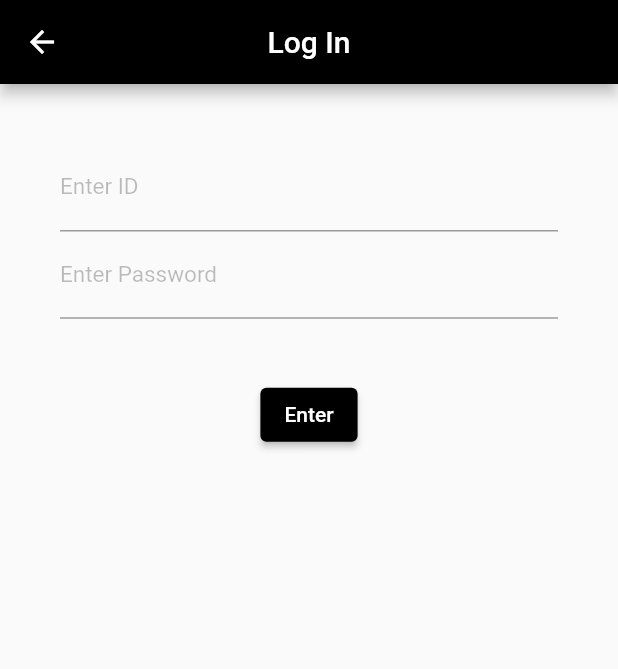
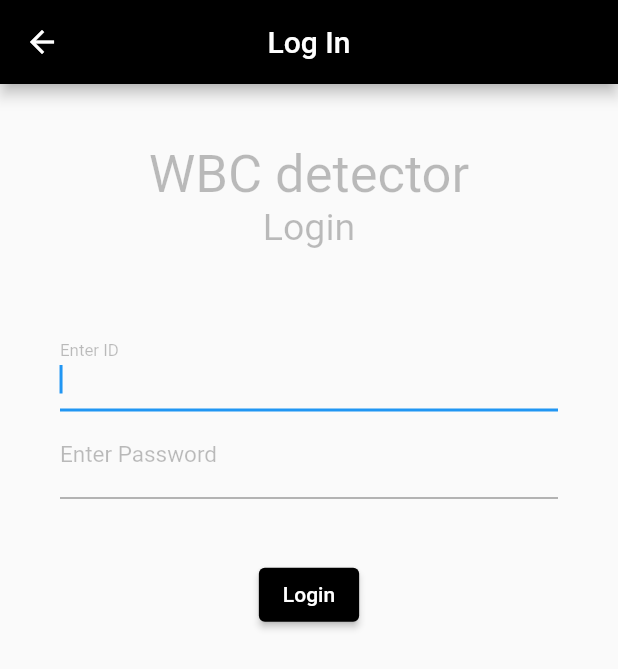
Before and after one commit to rkdehdgns1230/AppPackagingExample, a Flutter app: the screen it shows after launch, after a tap on "LOGIN", on a phone screen of 412 x 824 dp. Shown: the top 669 px of the screen. Run offline on Flutter 3.47's test engine with Material 2 defaults, Android fonts, the light colour scheme and no system bars.

Commit message:
Merge branch 'main' of https://github.com/rkdehdgns1230/AppPackagingExample into master

```diff
--- a/lib/loginPage.dart
+++ /dev/null
@@ -1,122 +0,0 @@
-import 'package:flutter/material.dart';
-import 'package:flutter/services.dart';
-import 'main.dart';
-
-class LogInPage extends StatefulWidget {
-  @override
-  State<LogInPage> createState() => _LogInPageState();
-}
-
-class _LogInPageState extends State<LogInPage> {
-  TextEditingController controller1 = TextEditingController();
-  TextEditingController controller2 = TextEditingController();
-
-  @override
-  Widget build(BuildContext context) {
-    return Scaffold(
-      appBar: AppBar(
-        title: Text('Log In'),
-        backgroundColor: Colors.black,
-        centerTitle: true,
-      ),
-      // 여러 개의 TextField widget의 서식 관리를 위한 widget
-      body: Builder(builder: (ctx) {
-        return SingleChildScrollView(
-          child: Form(
-            child: Theme(
-              data: ThemeData(
-                primaryColor: Colors.black26,
-                inputDecorationTheme: InputDecorationTheme(
-                    labelStyle: TextStyle(
-                  color: Colors.black26,
-                  fontSize: 15.0,
-                )),
-              ),
-              child: Container(
-                padding: EdgeInsets.all(40.0),
-                child: Column(
-                  mainAxisAlignment: MainAxisAlignment.center,
-                  children: [
-                    TextField(
-                      controller: controller1,
-                      decoration: InputDecoration(
-                        labelText: "Enter ID",
-                      ),
-                      keyboardType: TextInputType.emailAddress,
-                    ),
-                    TextField(
-                      controller: controller2,
-                      decoration: InputDecoration(
-                        labelText: "Enter Password",
-                      ),
-                      keyboardType: TextInputType.emailAddress,
-                    ),
-                    SizedBox(
-                      height: 40.0,
-                    ),
-                    ButtonTheme(
-                        minWidth: 100.0,
-                        height: 50.0,
-                        child: ElevatedButton(
-                          style: ElevatedButton.styleFrom(
-                            primary: Colors.black,
-                          ),
-                          child: Text('Enter'),
-                          onPressed: () {
-                            if (controller1.text == 'rkdehdgns1230' &&
-                                controller2.text == 'fdc114') {
-                              Navigator.push(
-                                context,
-                                MaterialPageRoute(
-                                  builder: (BuildContext context) => MainPage(),
-                                ),
-                              );
-                            } else if (controller1.text == 'rkdehdgns1230') {
-                              showSnackBar3(ctx);
-                            } else if (controller2.text == 'fdc114') {
-                              showSnackBar2(ctx);
-                            } else {
-                              showSnackBar1(ctx);
-                            }
-                          },
-                        ))
-                  ],
-                ),
-              ),
-            ),
-          ),
-        );
-      }),
-    );
-  }
-}
-
-void showSnackBar1(BuildContext ctx){
-  ScaffoldMessenger.of(ctx).showSnackBar(
-    SnackBar(
-      content: Text('Please check your ID and PW'),
-      duration: Duration(seconds: 2),
-      backgroundColor: Colors.blue,
-    )
-  );
-}
-
-void showSnackBar2(BuildContext ctx){
-  ScaffoldMessenger.of(ctx).showSnackBar(
-    SnackBar(
-      content: Text('Please check your ID'),
-      duration: Duration(seconds: 2),
-      backgroundColor: Colors.blue,
-    )
-  );
-}
-
-void showSnackBar3(BuildContext ctx){
-  ScaffoldMessenger.of(ctx).showSnackBar(
-    SnackBar(
-      content: Text('Please check your PW'),
-      duration: Duration(seconds: 2),
-      backgroundColor: Colors.blue,
-    )
-  );
-}
--- a/lib/home.dart
+++ b/lib/pages/home.dart
@@ -1,6 +1,6 @@
-import 'package:app_packaging_example/loginPage.dart';
+import 'loginPage.dart';
 import 'package:flutter/material.dart';
-import 'main.dart';
+import '../main.dart';
 
 class Home extends StatelessWidget {
   @override
--- /dev/null
+++ b/lib/pages/loginPage.dart
@@ -0,0 +1,145 @@
+import 'package:flutter/material.dart';
+import 'package:flutter/services.dart';
+import '../main.dart';
+
+class LogInPage extends StatefulWidget {
+  @override
+  State<LogInPage> createState() => _LogInPageState();
+}
+
+class _LogInPageState extends State<LogInPage> {
+  // TextFiled에 입력된 데이터를 위한 TextEditingController 객체
+  TextEditingController controller1 = TextEditingController();
+  TextEditingController controller2 = TextEditingController();
+
+  @override
+  Widget build(BuildContext context) {
+    return Scaffold(
+      appBar: AppBar(
+        title: Text('Log In'),
+        backgroundColor: Colors.black,
+        centerTitle: true,
+      ),
+      // 여러 개의 TextField widget의 서식 관리를 위한 widget
+      body: Builder(builder: (ctx) {
+        return GestureDetector(
+          // 화면 빈 공간 탭시 키보드 focus 해제하도록 구현
+          onTap: () {
+            FocusScope.of(context).unfocus();
+          },
+          child: SingleChildScrollView(
+            child: Form(
+              child: Theme(
+                data: ThemeData(
+                  primaryColor: Colors.black26,
+                  inputDecorationTheme: InputDecorationTheme(
+                      labelStyle: TextStyle(
+                    color: Colors.black26,
+                    fontSize: 15.0,
+                  )),
+                ),
+                child: Container(
+                  padding: EdgeInsets.all(40.0),
+                  child: Column(
+                    mainAxisAlignment: MainAxisAlignment.center,
+                    children: [
+                      Text(
+                        'WBC detector',
+                        style: TextStyle(
+                          color: Colors.black26,
+                          fontSize: 35.0,
+                        ),
+                      ),
+                      Text('Login',
+                          style: TextStyle(
+                            color: Colors.black26,
+                            fontSize: 25.0,
+                          )),
+                      SizedBox(
+                        height: 50.0,
+                      ),
+                      TextField(
+                        // Login page 시작시 id 입력창에 auto focus 부여
+                        autofocus: true,
+                        controller: controller1,
+                        decoration: InputDecoration(
+                          labelText: "Enter ID",
+                        ),
+                        keyboardType: TextInputType.emailAddress,
+                      ),
+                      TextField(
+                        controller: controller2,
+                        decoration: InputDecoration(
+                          labelText: "Enter Password",
+                        ),
+                        keyboardType: TextInputType.emailAddress,
+                      ),
+                      SizedBox(
+                        height: 40.0,
+                      ),
+                      ButtonTheme(
+                          minWidth: 100.0,
+                          height: 50.0,
+                          child: ElevatedButton(
+                            style: ElevatedButton.styleFrom(
+                              primary: Colors.black,
+                            ),
+                            child: Text('Login'),
+                            // 버튼 클릭시 아이디 & 비밀번호 확인
+                            onPressed: () {
+                              if (controller1.text == 'rkdehdgns1230' &&
+                                  controller2.text == 'fdc114') {
+                                Navigator.push(
+                                  context,
+                                  MaterialPageRoute(
+                                    builder: (BuildContext context) =>
+                                        MainPage(),
+                                  ),
+                                );
+                              } else if (controller1.text == 'rkdehdgns1230') {
+                                showSnackBar3(ctx);
+                              } else if (controller2.text == 'fdc114') {
+                                showSnackBar2(ctx);
+                              } else {
+                                showSnackBar1(ctx);
+                              }
+                            },
+                          ))
+                    ],
+                  ),
+                ),
+              ),
+            ),
+          ),
+        );
+      }),
+    );
+  }
+}
+
+// id, 비밀번호 잘못된 경우 스낵바
+void showSnackBar1(BuildContext ctx) {
+  ScaffoldMessenger.of(ctx).showSnackBar(SnackBar(
+    content: Text('Please check your ID and PW'),
+    duration: Duration(seconds: 2),
+    backgroundColor: Colors.blue,
+  ));
+}
+
+// id 잘못된 경우 스낵바
+void showSnackBar2(BuildContext ctx) {
+  ScaffoldMessenger.of(ctx).showSnackBar(SnackBar(
+    content: Text('Please check your ID'),
+    duration: Duration(seconds: 2),
+    backgroundColor: Colors.blue,
+  ));
+}
+
+// 비밀번호 잘못된 경우 스낵바
+void showSnackBar3(BuildContext ctx) {
+  ScaffoldMessenger.of(ctx).showSnackBar(SnackBar(
+    content: Text('Please check your PW'),
+    duration: Duration(seconds: 2),
+    backgroundColor: Colors.blue,
+  ));
+}
```
Also changed, not shown: lib/main.dart (+3 -4 lines), lib/pages/qaPage.dart (added, +42 -0 lines), lib/qaPage.dart (deleted, +0 -19 lines), lib/pages/settingPage.dart (renamed from lib/settingPage.dart).
